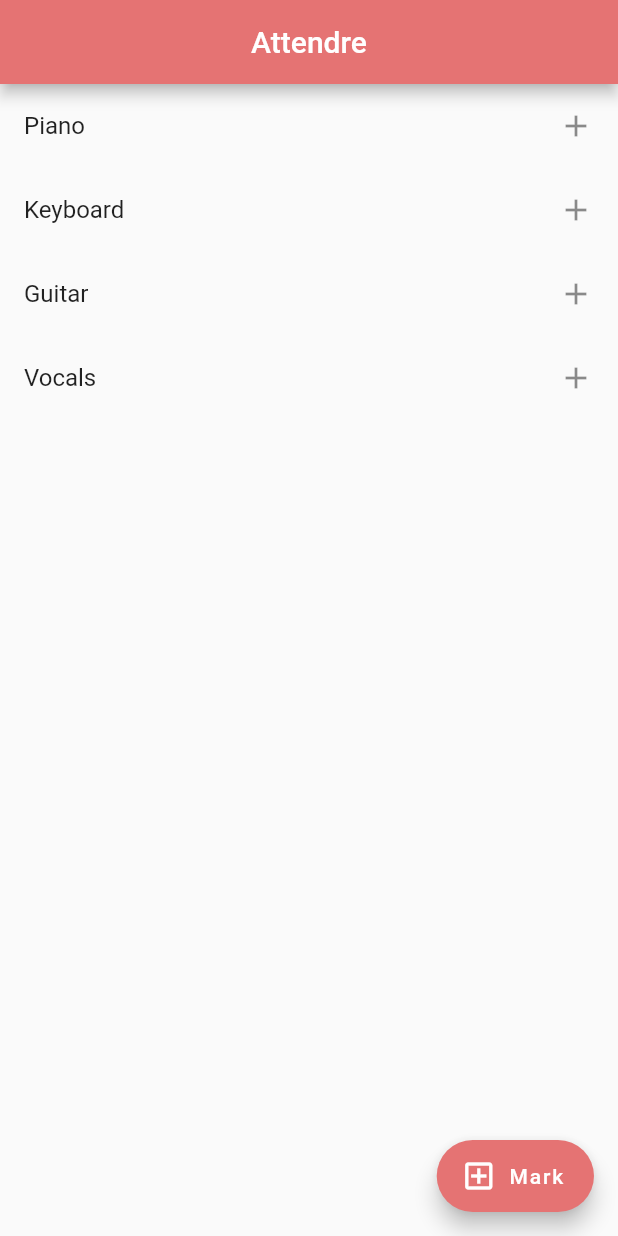
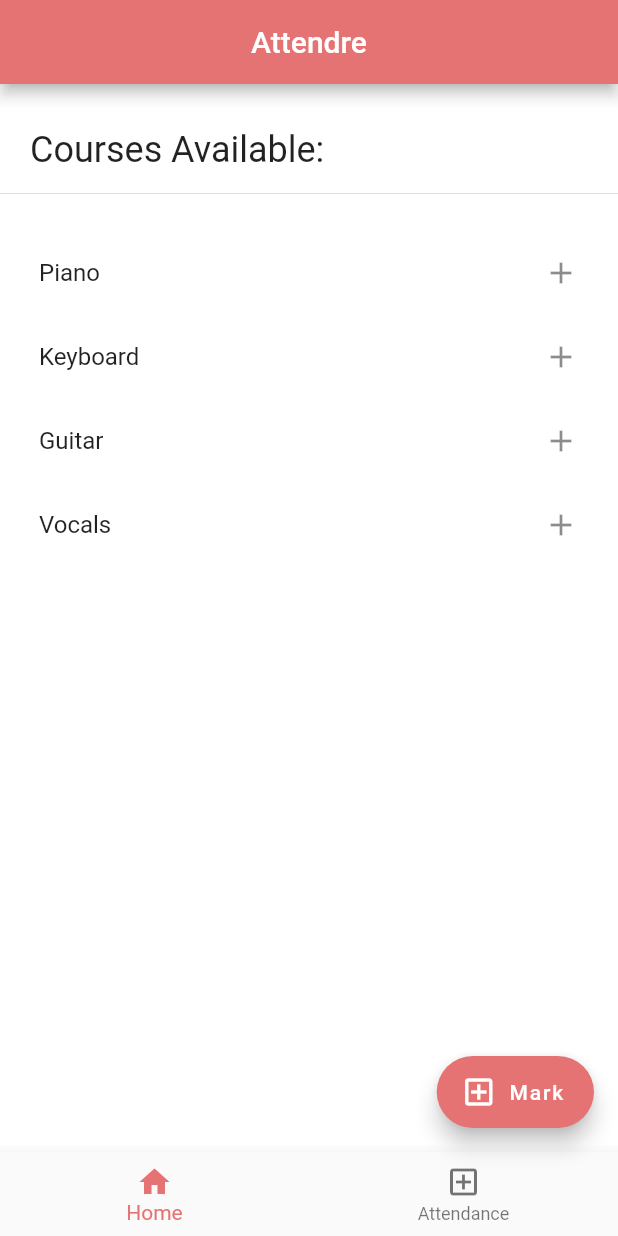
Before and after one commit to itcodehery/FlutterAttendanceApp, a Flutter app: the screen it shows after launch, on a phone screen of 412 x 824 dp. Run offline on Flutter 3.47's test engine with Material 2 defaults, Android fonts, the phone set to English and light mode, and no system bars.

Commit message:
so much mindfk to create a ListView.builder

```diff
--- a/attendance_app/lib/main.dart
+++ b/attendance_app/lib/main.dart
@@ -1,3 +1,4 @@
+import 'package:attendance_app/attendance.dart';
 import 'package:flutter/material.dart';
 
 void main() {
@@ -12,22 +13,13 @@
 }
 
 class AttendreState extends State<Attendre> {
-  static String printedName = "Enniki Ariyaam";
-  String titleText = " ";
-  String subtitleText = " ";
   final List<String> coursesAvailable = [
     'Piano',
     'Keyboard',
     'Guitar',
     'Vocals',
   ];
-  Widget createListTile(String en) {
-    return ListTile(
-      title: Text(en),
-      trailing: const Icon(Icons.add),
-      onTap: () {},
-    );
-  }
+
   @override
   Widget build(BuildContext context) {
     return MaterialApp(
@@ -42,26 +34,107 @@
             centerTitle: true,
             backgroundColor: Colors.red[300],
           ),
-          // bottomNavigationBar: BottomNavigationBar(
-          //   backgroundColor: Colors.red[300],
-          //   items:
-          // ),
+          bottomNavigationBar: const NavigationBottom(),
           floatingActionButton: FloatingActionButton.extended(
             onPressed: () {},
             label: const Text('Mark'),
             backgroundColor: Colors.red[300],
             icon: const Icon(Icons.add_box_outlined),
           ),
-          body:ListView.builder(
+          body: Column(
+            children: [
+              const Padding(
+                padding: EdgeInsets.fromLTRB(20, 30, 5, 10),
+                child: Align(
+                  alignment: Alignment.centerLeft,
+                  child: SizedBox(
+                    child: Text(
+                      "Courses Available: ",
+                      style: TextStyle(
+                        fontSize: 24,
+                      ),
+                    ),
+                  ),
+                ),
+              ),
+              const Divider(
+                height: 10,
+              ),
+              BuildCourseList(coursesAvailable: coursesAvailable),
+            ],
+          ),
+          backgroundColor: const Color.fromARGB(255, 255, 255, 255)),
+    );
+  }
+}
+
+class BuildCourseList extends StatelessWidget {
+  const BuildCourseList({
+    super.key,
+    required this.coursesAvailable,
+  });
+
+  final List<String> coursesAvailable;
+
+  @override
+  Widget build(BuildContext context) {
+    return Container(
+        alignment: Alignment.center,
+        child: Column(
+          children: <Widget>[
+            Flexible(
+              child: SizedBox(
+                  child: ListView(
+                shrinkWrap: true,
+                children: [
+                  ListView.builder(
                       itemCount: coursesAvailable.length,
-            itemBuilder: (BuildContext context, int index) {
+                      scrollDirection: Axis.vertical,
+                      shrinkWrap: true,
+                      padding: const EdgeInsets.fromLTRB(10, 20, 10, 20),
+                      itemBuilder: (context, index) {
                         return ListTile(
-            title: Text(coursesAvailable.elementAt(index)),
+                          title: Text(coursesAvailable[index]),
                           trailing: const Icon(Icons.add),
                           onTap: () {},
                         );
+                      }),
+                ],
+              )),
+            ),
+          ],
+        ));
   }
-          )),
+}
+
+class NavigationBottom extends StatefulWidget {
+  const NavigationBottom({Key? key}) : super(key: key);
+
+  @override
+  NavigationBottomState createState() => NavigationBottomState();
+}
+
+class NavigationBottomState extends State<NavigationBottom> {
+  List<BottomNavigationBarItem> navItems = [
+    const BottomNavigationBarItem(icon: Icon(Icons.home), label: "Home"),
+    const BottomNavigationBarItem(
+      icon: Icon(Icons.add_box_outlined),
+      label: "Attendance",
+    )
+  ];
+  @override
+  Widget build(BuildContext context) {
+    return BottomNavigationBar(
+      items: List.of(navItems),
+      selectedIconTheme: IconThemeData(color: Colors.red[300]),
+      fixedColor: Colors.red[300],
+      onTap: (label) {
+        WidgetsBinding.instance.addPostFrameCallback((timeStamp) {
+          Navigator.of(context).pushReplacement(MaterialPageRoute(
+            builder: (context) => const Attendance(),
+          ));
+        });
+      },
     );
   }
 }
```
Also changed, not shown: attendance_app/lib/attendance.dart (added, +55 -0 lines). Lines whose indentation alone changed are shown as unchanged.
